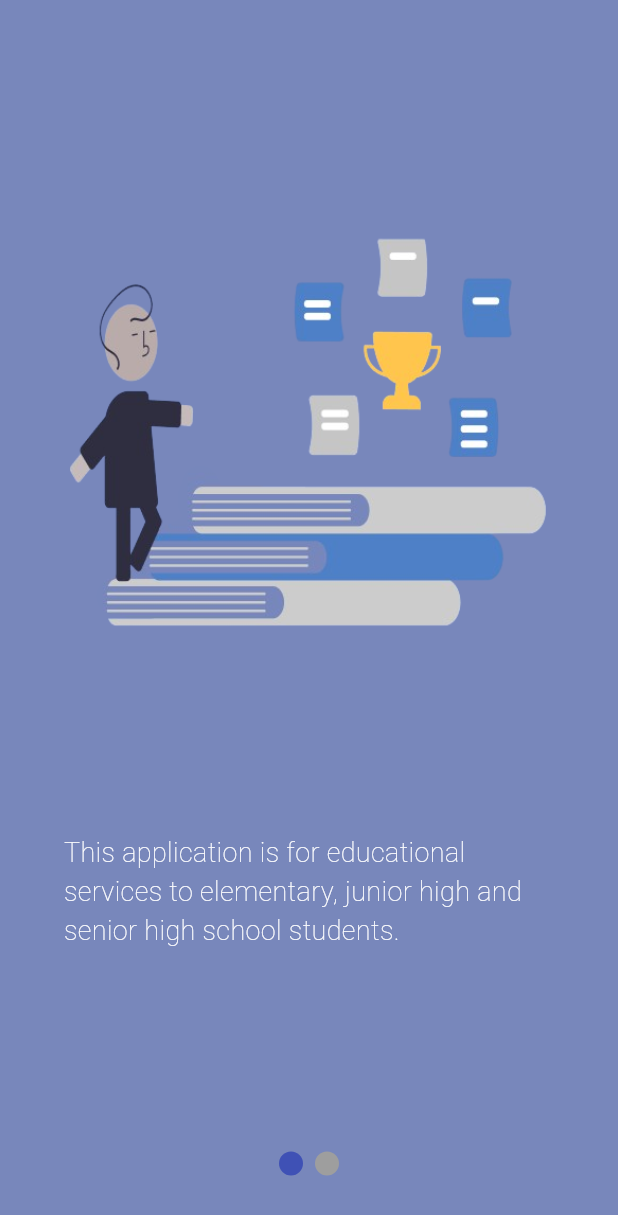
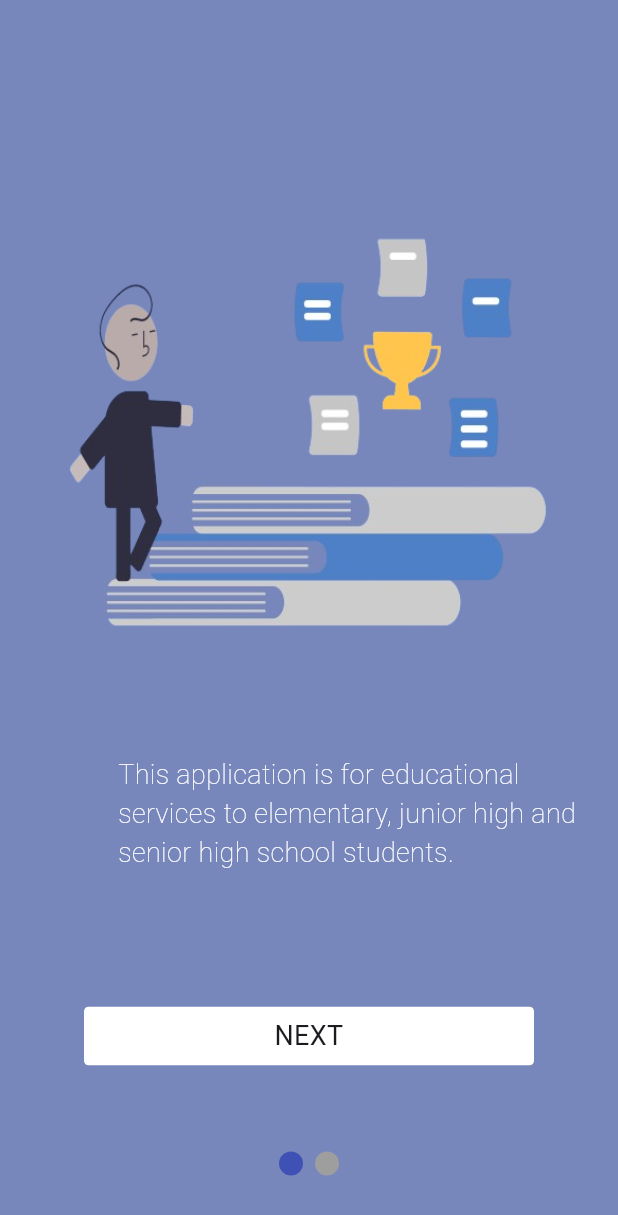
Before and after one commit to Oyyanv/knowledge, a Flutter app: the screen it shows after launch, on a phone screen of 412 x 824 dp. Shown: the top 1215 px of the screen. Run offline on Flutter 3.47's test engine with Material 3 defaults, Android fonts, the light colour scheme and no system bars; drawn by our look-alikes of smooth_page_indicator.

Commit message:
pengenalan page 1 animasi selesai

```diff
--- a/lib/screens/intro_screens/pengenalan.dart
+++ b/lib/screens/intro_screens/pengenalan.dart
@@ -1,31 +1,35 @@
-import 'package:flutter/material.dart' show Align, Alignment, Animation, AnimationController, BuildContext, Color, Colors, Container, CurvedAnimation, Curves, FontWeight, Image, Key, Offset, SizedBox, SlideTransition, Stack, State, StatefulWidget, Text, TextAlign, TextStyle, TickerProviderStateMixin, Tween, Widget;
+import 'package:flutter/material.dart';
 
 class Pengenalan extends StatefulWidget {
-  // ignore: use_key_in_widget_constructors
-  const Pengenalan({Key? key});
+  const Pengenalan({Key? key}) : super(key: key);
 
   @override
   // ignore: library_private_types_in_public_api
   _PengenalanState createState() => _PengenalanState();
 }
 
-class _PengenalanState extends State<Pengenalan>
-    with TickerProviderStateMixin {
+class _PengenalanState extends State<Pengenalan> with TickerProviderStateMixin {
   late AnimationController _imageAnimationController;
   late AnimationController _textAnimationController;
+  late AnimationController _btnAnimationController;
   late Animation<Offset> _imageAnimation;
   late Animation<Offset> _textAnimation;
+  late Animation<Offset> _btnAnimation;
 
   @override
   void initState() {
     super.initState();
     _imageAnimationController = AnimationController(
       vsync: this,
-      duration: const Duration(milliseconds: 500), // Image animation duration
+      duration: const Duration(milliseconds: 1000),
     );
     _textAnimationController = AnimationController(
       vsync: this,
-      duration: const Duration(milliseconds: 500), // Text animation duration
+      duration: const Duration(milliseconds: 1000),
+    );
+    _btnAnimationController = AnimationController(
+      vsync: this,
+      duration: const Duration(milliseconds: 1000),
     );
 
     _imageAnimation = Tween<Offset>(
@@ -44,18 +48,85 @@ class _PengenalanState extends State<Pengenalan>
       curve: Curves.easeInOut,
     ));
 
-    Future.delayed(const Duration(milliseconds: 500), () {
+    _btnAnimation = Tween<Offset>(
+      begin: const Offset(3, 0),
+      end: const Offset(0, 0),
+    ).animate(CurvedAnimation(
+      parent: _btnAnimationController,
+      curve: Curves.easeInOut,
+    ));
+
+    Future.delayed(const Duration(milliseconds: 1000), () {
       _imageAnimationController.forward();
     });
-    Future.delayed(const Duration(milliseconds: 1000), () {
+    Future.delayed(const Duration(milliseconds: 1400), () {
       _textAnimationController.forward();
     });
+    Future.delayed(const Duration(milliseconds: 1800), () {
+      _btnAnimationController.forward();
+    });
+  }
+
+  void _onNextButtonPressed() {
+    setState(() {
+       _imageAnimationController = AnimationController(
+      vsync: this,
+      duration: const Duration(milliseconds: 500),
+    );
+    _textAnimationController = AnimationController(
+      vsync: this,
+      duration: const Duration(milliseconds: 600),
+    );
+    _btnAnimationController = AnimationController(
+      vsync: this,
+      duration: const Duration(milliseconds: 600),
+    );
+
+      Future.delayed(const Duration(milliseconds: 1000), () {
+        _imageAnimationController.forward();
+      });
+      Future.delayed(const Duration(milliseconds: 1400), () {
+        _textAnimationController.forward();
+      });
+      Future.delayed(const Duration(milliseconds: 1800), () {
+        _btnAnimationController.forward();
+      });
+
+      _imageAnimation = Tween<Offset>(
+        begin: const Offset(0, 0),
+        end: const Offset(-2, 0),
+      ).animate(CurvedAnimation(
+        parent: _imageAnimationController,
+        curve: Curves.easeInOut,
+      ));
+
+      _textAnimation = Tween<Offset>(
+        begin: const Offset(0, 0),
+        end: const Offset(-2, 0),
+      ).animate(CurvedAnimation(
+        parent: _textAnimationController,
+        curve: Curves.easeInOut,
+      ));
+
+      _btnAnimation = Tween<Offset>(
+        begin: const Offset(0, 0),
+        end: const Offset(-3, 0),
+      ).animate(CurvedAnimation(
+        parent: _btnAnimationController,
+        curve: Curves.easeInOut,
+      ));
+    });
+
+    // _imageAnimationController.forward();
+    // _textAnimationController.forward();
+    // _btnAnimationController.forward();
   }
 
   @override
   void dispose() {
     _imageAnimationController.dispose();
     _textAnimationController.dispose();
+    _btnAnimationController.dispose();
     super.dispose();
   }
 
@@ -77,7 +148,7 @@ class _PengenalanState extends State<Pengenalan>
             ),
           ),
           Align(
-            alignment: const Alignment(0, 0.49),
+            alignment: const Alignment(0.85, 0.35),
             child: SlideTransition(
               position: _textAnimation,
               child: const SizedBox(
@@ -94,6 +165,30 @@ class _PengenalanState extends State<Pengenalan>
               ),
             ),
           ),
+          Align(
+            alignment: const Alignment(0, 0.71),
+            child: GestureDetector(
+              onTap: _onNextButtonPressed,
+              child: SlideTransition(
+                position: _btnAnimation,
+                child: Container(
+                  width: 300,
+                  height: 39,
+                  decoration: BoxDecoration(
+                    color: Colors.white,
+                    borderRadius: BorderRadius.circular(3),
+                  ),
+                  child: const Center(
+                    child: Text(
+                      'NEXT',
+                      style: TextStyle(fontSize: 18),
+                      textAlign: TextAlign.center,
+                    ),
+                  ),
+                ),
+              ),
+            ),
+          ),
         ],
       ),
     );
--- a/lib/screens/introduction_page.dart
+++ b/lib/screens/introduction_page.dart
@@ -45,7 +45,7 @@ class _IntroductionpageState extends State<Introductionpage> {
           // ),
           //indicator
           Container(
-            alignment: Alignment(0, 0.90),
+            alignment: const Alignment(0, 0.90),
             child: SmoothPageIndicator(controller: _controller, count: 2),
           ),
         ],
```
